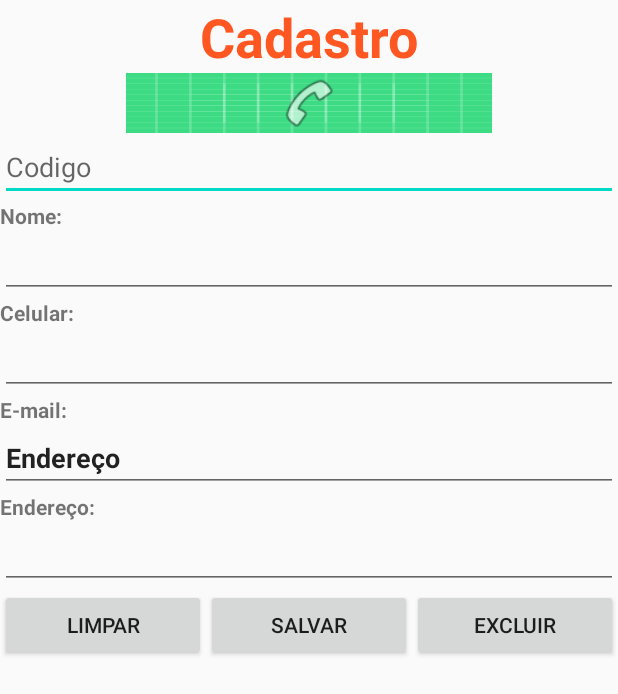
After one commit to belforz/aulas_androidstudio, an Android app: the layout activity_cadastro.xml on its own in the app's theme, with its tools: preview values and no code run, on a phone screen of 412 x 824 dp. The commit adds this screen. Shown: the top 694 px of the screen. Run offline under Robolectric (Android 15) with nearby library versions, the phone set to English and light mode, and no system bars.

Commit message:
cadastro agenda

```diff
--- /dev/null
+++ b/inicio_agenda/app/src/main/java/com/example/novappli/Cadastro.java
@@ -0,0 +1,13 @@
+package com.example.novappli;
+
+import android.support.v7.app.AppCompatActivity;
+import android.os.Bundle;
+
+public class Cadastro extends AppCompatActivity {
+
+    @Override
+    protected void onCreate(Bundle savedInstanceState) {
+        super.onCreate(savedInstanceState);
+        setContentView(R.layout.activity_cadastro);
+    }
+}
--- a/inicio_agenda/app/src/main/java/com/example/novappli/MainActivity.java
+++ b/inicio_agenda/app/src/main/java/com/example/novappli/MainActivity.java
@@ -1,13 +1,32 @@
 package com.example.novappli;
 
+import android.content.Intent;
 import android.support.v7.app.AppCompatActivity;
 import android.os.Bundle;
+import android.view.View;
+import android.widget.Button;
 
 public class MainActivity extends AppCompatActivity {
+    Button btInicio;
 
     @Override
     protected void onCreate(Bundle savedInstanceState) {
         super.onCreate(savedInstanceState);
         setContentView(R.layout.activity_main);
+
+        btInicio = findViewById(R.id.btn1);
+
+        btInicio.setOnClickListener(new View.OnClickListener() {
+            @Override
+            public void onClick(View view) {
+                chamaSegundaTela();
+            }
+
+            });
     }
-}
+
+        private void chamaSegundaTela (){
+        Intent it = new Intent(this, Cadastro.class);
+        startActivityForResult(it, 1);
+        }
+    }
--- /dev/null
+++ b/inicio_agenda/app/src/main/res/layout/activity_cadastro.xml
@@ -0,0 +1,120 @@
+<?xml version="1.0" encoding="utf-8"?>
+
+<LinearLayout
+    xmlns:android="http://schemas.android.com/apk/res/android"
+    xmlns:app="http://schemas.android.com/apk/res-auto"
+    xmlns:tools="http://schemas.android.com/tools"
+    android:layout_width="match_parent"
+    android:layout_height="match_parent"
+    android:orientation="vertical"
+    tools:context=".Cadastro">
+
+    <TextView
+        android:id="@+id/Cadastro"
+        android:layout_width="match_parent"
+        android:layout_height="wrap_content"
+        android:text="Cadastro"
+        android:textAlignment="center"
+        android:textColor="#FF5722"
+        android:textSize="36sp"
+        android:textStyle="bold" />
+    <ImageView
+        android:id="@+id/imageView1"
+        android:layout_width="244dp"
+        android:layout_height="40dp"
+        android:layout_gravity="center|center_horizontal|center_vertical"
+        android:background="@drawable/ic_launcher_background"
+        app:srcCompat="@android:drawable/ic_menu_call" />
+    <EditText
+        android:id="@+id/txtCodigo"
+        android:layout_width="match_parent"
+        android:layout_height="wrap_content"
+        android:inputType="number"
+        android:hint="Codigo"
+        />
+    <TextView
+        android:id="@+id/txtnome"
+        android:layout_width="match_parent"
+        android:layout_height="wrap_content"
+        android:text="Nome:"
+        android:textStyle="bold"
+        />
+    <EditText
+        android:id="@+id/edt_nome"
+        android:layout_width="match_parent"
+        android:layout_height="wrap_content"
+        android:ems="10" />
+    <TextView
+        android:id="@+id/txt_celular"
+        android:layout_width="match_parent"
+        android:layout_height="wrap_content"
+        android:text="Celular:"
+        android:textStyle="bold"
+        />
+    <EditText
+        android:id="@+id/edt_celular"
+        android:layout_width="match_parent"
+        android:layout_height="wrap_content"
+        android:ems="10" />
+    <TextView
+        android:id="@+id/txt_email"
+        android:layout_width="match_parent"
+        android:layout_height="wrap_content"
+        android:text="E-mail:"
+        android:textStyle="bold"
+        />
+    <EditText
+        android:id="@+id/edt_email"
+        android:layout_width="match_parent"
+        android:layout_height="wrap_content"
+        android:text="Endereço"
+        android:textStyle="bold" />
+    <TextView
+        android:id="@+id/txt_endereco"
+        android:layout_width="match_parent"
+        android:layout_height="wrap_content"
+        android:text="Endereço:"
+        android:textStyle="bold" />
+    <EditText
+        android:id="@+id/edt_endereco"
+        android:layout_width="match_parent"
+        android:layout_height="wrap_content"
+        android:ems="10" />
+
+    <LinearLayout
+        android:layout_width="match_parent"
+        android:layout_height="wrap_content"
+        android:orientation="horizontal" >
+
+        <Button
+            android:id="@+id/btnLimpar"
+            android:layout_width="wrap_content"
+            android:layout_height="wrap_content"
+            android:layout_weight="1"
+            android:text="Limpar" />
+        <Button
+            android:id="@+id/btnSalvar"
+            android:layout_width="wrap_content"
+            android:layout_height="wrap_content"
+            android:layout_weight="1"
+            android:text="Salvar" />
+        <Button
+            android:id="@+id/btn_Excluir"
+            android:layout_width="wrap_content"
+            android:layout_height="wrap_content"
+            android:layout_weight="1"
+            android:text="Excluir"
+            />
+    </LinearLayout>
+    <LinearLayout
+        android:layout_width="match_parent"
+        android:layout_height="match_parent"
+        android:orientation="vertical"
+        tools:context=".Cadastro">
+        <ListView
+            android:id="@+id/listViewPessoa"
+            android:layout_width="match_parent"
+            android:layout_height="match_parent"
+            />
+    </LinearLayout>
+</LinearLayout>
--- a/inicio_agenda/app/src/main/res/layout/activity_main.xml
+++ b/inicio_agenda/app/src/main/res/layout/activity_main.xml
@@ -41,12 +41,18 @@
             tools:visibility="visible" />
 
         <Button
-            android:id="@+id/btn_cadastrar"
+            android:id="@+id/btn_cadastro"
             style="@style/ButtonStyle"
             android:text="Cadastrar"
             android:textAlignment="center"
             android:textAppearance="@style/TextAppearance.AppCompat.Large" />
 
+        <Button
+            android:id="@+id/btn1"
+            android:layout_width="match_parent"
+            android:layout_height="wrap_content"
+            android:text="Button" />
+
 
     </LinearLayout>
 </android.support.constraint.ConstraintLayout>
```
